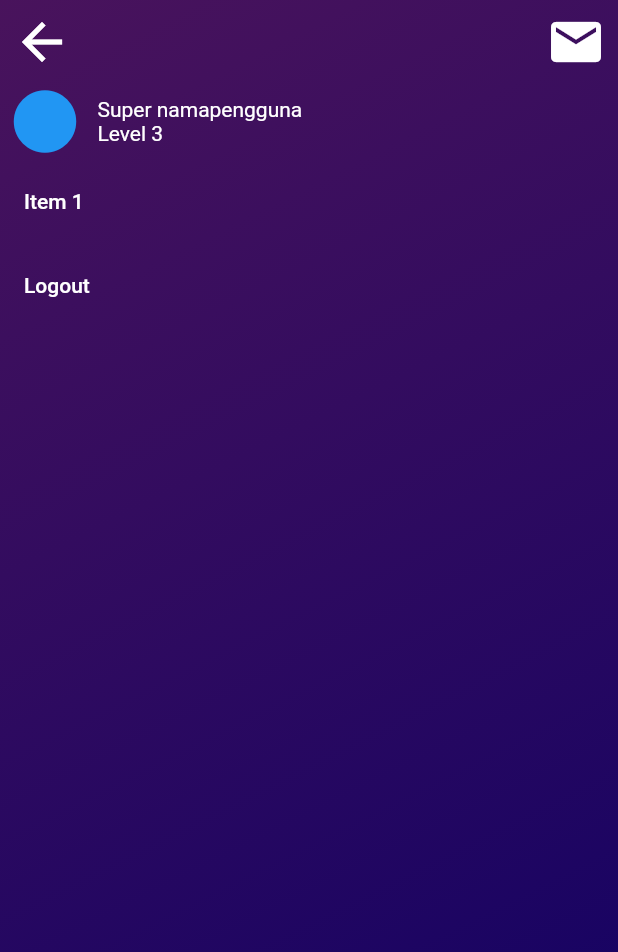
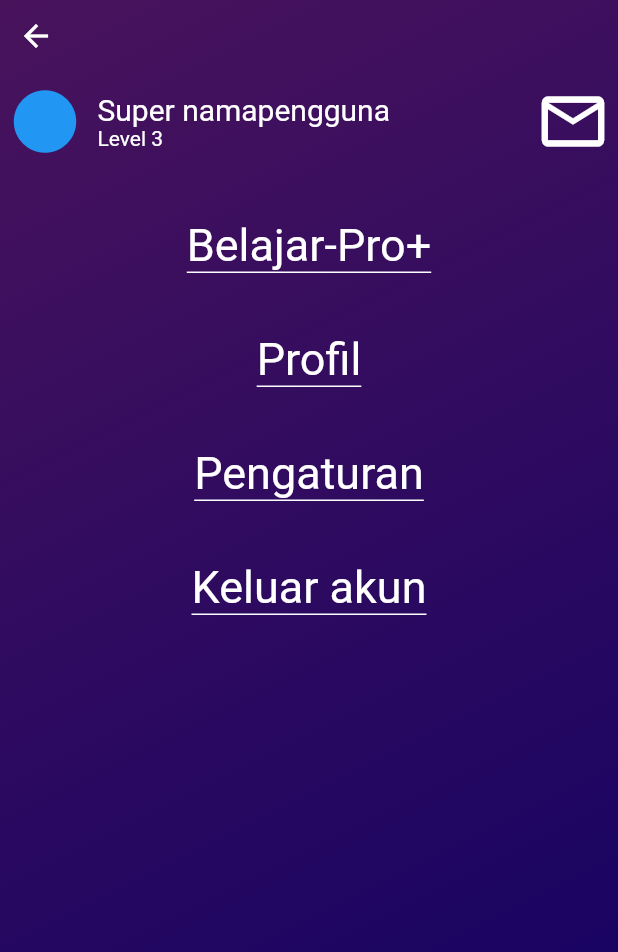
Before and after one commit to Soviena/belajarpro-flutter, a Flutter app: the Dashboard screen opened by its route, with the side drawer open, on a phone screen of 412 x 824 dp. Shown: the top 952 px of the screen. Run offline on Flutter 3.47's test engine with Material 2 defaults, Android fonts, the phone set to English and light mode, and no system bars; our stand-ins replace get, hexcolor.

Commit message:
burgermenu v1.1.0

```diff
--- a/lib/view/Widgets/burgerlist.dart
+++ b/lib/view/Widgets/burgerlist.dart
@@ -11,22 +11,18 @@ class BurgerList extends StatelessWidget {
       width: MediaQuery.of(context).size.width,
       backgroundColor: Colors.black,
       child: Container(
-        decoration: BoxDecoration(
+        decoration: const BoxDecoration(
             gradient: LinearGradient(colors: [
           Color.fromARGB(100, 186, 49, 235),
           Color.fromARGB(100, 36, 0, 255),
         ], begin: Alignment.topLeft, end: Alignment.bottomRight)),
         child: Column(
           children: [
-            Row(
-              mainAxisAlignment: MainAxisAlignment.spaceBetween,
-              children: [
             Container(
-                  //icon back
+              //tombol back
               height: 56,
               alignment: Alignment.topLeft,
               child: IconButton(
-                    iconSize: 40,
                 color: Colors.white,
                 icon: Icon(Icons.arrow_back),
                 onPressed: () {
@@ -34,63 +30,109 @@ class BurgerList extends StatelessWidget {
                 },
               ),
             ),
+            Row(
+              mainAxisAlignment: MainAxisAlignment.spaceBetween,
+              children: [
                 Container(
-                  //icon pesan
-                  child: IconButton(
-                    iconSize: 40,
-                    color: Colors.white,
-                    icon: Icon(Icons.mail),
-                    onPressed: () {
-                      Navigator.pop(context);
-                    },
-                  ),
-                ),
-              ],
-            ),
+                  margin: const EdgeInsets.symmetric(horizontal: 5),
+                  child: Row(children: [
                     Container(
-                margin: EdgeInsets.symmetric(horizontal: 5),
-                child: Row(
-                  mainAxisAlignment: MainAxisAlignment.start,
-                  children: [
-                    const Icon(
+                        child: const Icon(
                       Icons.circle,
                       color: Colors.blue,
                       size: 50,
-                    ),
-                    Container(
+                    )),
+                    GestureDetector(
+                      onTap: () {
+                        Navigator.pushReplacementNamed(context, "/dashboard");
+                      },
+                      child: Container(
                         margin: const EdgeInsets.only(left: 10),
                         child: Column(
                           crossAxisAlignment: CrossAxisAlignment.start,
                           children: const [
                             Text(
                               "Super namapengguna",
-                            style: TextStyle(color: Colors.white),
+                              style:
+                                  TextStyle(color: Colors.white, fontSize: 20),
                             ),
-                          Text("Level 3", style: TextStyle(color: Colors.white))
+                            Text("Level 3",
+                                style: TextStyle(color: Colors.white))
                           ],
                         ),
                       ),
+                    ),
+                  ]),
+                ),
+                GestureDetector(
+                  onTap: () {
+                    Navigator.pushReplacementNamed(context, "/dashboard");
+                  },
+                  child: Container(
+                    margin: const EdgeInsets.symmetric(horizontal: 5),
+                    child: const Icon(
+                      Icons.mail_outline,
+                      color: Colors.white,
+                      size: 50,
+                    ),
+                  ),
+                ),
               ],
-                )),
-            Expanded(
-              child: ListView(
-                padding: EdgeInsets.zero,
-                children: [
-                  ListTile(
-                    textColor: Colors.white,
-                    title: const Text('Item 1'),
+            ),
+            GestureDetector(
               onTap: () {
-                      Navigator.pop(context);
+                Navigator.pushReplacementNamed(context, "/dashboard");
               },
+              child: Container(
+                margin: EdgeInsets.fromLTRB(0, 40, 0, 0),
+                decoration: const BoxDecoration(
+                    border: Border(bottom: BorderSide(color: Colors.white))),
+                child: const Text(
+                  "Belajar-Pro+",
+                  style: TextStyle(fontSize: 30, color: Colors.white),
                 ),
-                  ListTile(
-                    textColor: Colors.white,
-                    title: const Text('Logout'),
+              ),
+            ),
+            GestureDetector(
+              onTap: () {
+                Navigator.pushReplacementNamed(context, "/dashboard");
+              },
+              child: Container(
+                margin: EdgeInsets.fromLTRB(0, 40, 0, 0),
+                decoration: const BoxDecoration(
+                    border: Border(bottom: BorderSide(color: Colors.white))),
+                child: const Text(
+                  "Profil",
+                  style: TextStyle(fontSize: 30, color: Colors.white),
+                ),
+              ),
+            ),
+            GestureDetector(
+              onTap: () {
+                Navigator.pushReplacementNamed(context, "/dashboard");
+              },
+              child: Container(
+                margin: EdgeInsets.fromLTRB(0, 40, 0, 0),
+                decoration: const BoxDecoration(
+                    border: Border(bottom: BorderSide(color: Colors.white))),
+                child: const Text(
+                  "Pengaturan",
+                  style: TextStyle(fontSize: 30, color: Colors.white),
+                ),
+              ),
+            ),
+            GestureDetector(
               onTap: () {
                 Navigator.pushReplacementNamed(context, "/splashview");
               },
+              child: Container(
+                margin: EdgeInsets.fromLTRB(0, 40, 0, 0),
+                decoration: const BoxDecoration(
+                    border: Border(bottom: BorderSide(color: Colors.white))),
+                child: const Text(
+                  "Keluar akun",
+                  style: TextStyle(fontSize: 30, color: Colors.white),
                 ),
-                ],
               ),
             ),
           ],
```
Lines whose indentation alone changed are shown as unchanged.
